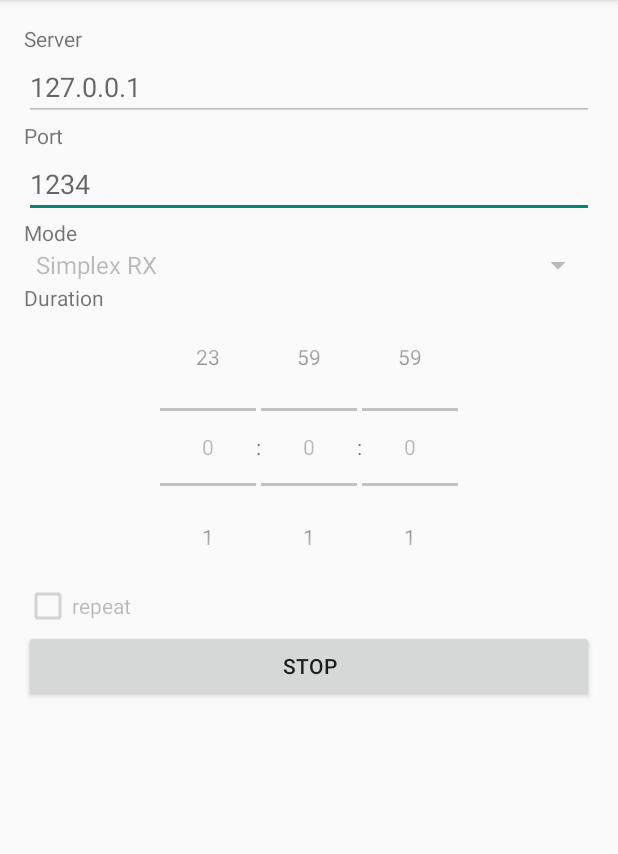
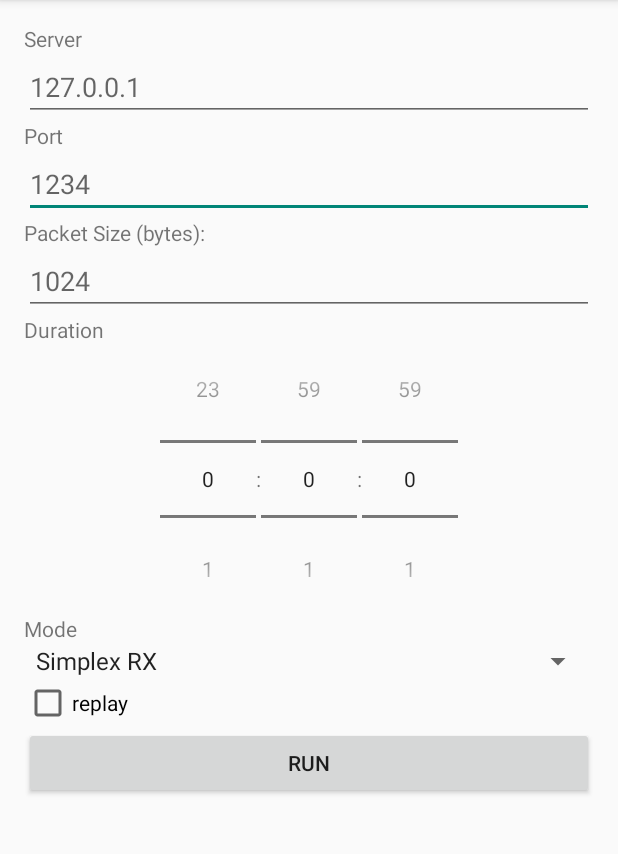
Before and after one commit to Miliox/droid_emc2, an Android app: the screen it shows after launch (MainActivity), after a tap on "RUN", on a phone screen of 412 x 824 dp, the part 84-938 px from its top. Run offline under Robolectric (Android 15) with nearby library versions, the phone set to English and light mode, and no system bars.

Commit message:
Reorganize UI of NetPlunger
Signed-off-by: Emiliano Firmino <emiliano.firmino@gmail.com>

```diff
--- a/apps/net-plunger/app/src/main/AndroidManifest.xml
+++ b/apps/net-plunger/app/src/main/AndroidManifest.xml
@@ -9,7 +9,8 @@
         android:theme="@style/AppTheme" >
         <activity
             android:name=".MainActivity"
-            android:label="@string/app_name" >
+            android:label="@string/app_name"
+            android:screenOrientation="portrait">
             <intent-filter>
                 <action android:name="android.intent.action.MAIN" />
                 <category android:name="android.intent.category.LAUNCHER" />
--- a/apps/net-plunger/app/src/main/java/br/ufpe/emilianofirmino/netplunger/MainActivity.java
+++ b/apps/net-plunger/app/src/main/java/br/ufpe/emilianofirmino/netplunger/MainActivity.java
@@ -16,15 +16,27 @@ import android.widget.Toast;
 import java.io.IOException;
 
 public class MainActivity extends ActionBarActivity {
-    private EditText urlField;
-    private EditText portField;
-    private Spinner  modeField;
+    private final String DEFAULT_URL  = "127.0.0.1";
+    private final int    DEFAULT_PORT = 1234;
+    private final int    DEFAULT_PACKET_SIZE = 1024;
 
-    private NumberPicker hourPicker;
-    private NumberPicker minutePicker;
-    private NumberPicker secondPicker;
+    private final int HOUR_TO_SECOND = 3600;
+    private final int MINUTE_TO_SECOND = 60;
 
-    private CheckBox enableRepeat;
+    private final int LAST_HOUR   = 23;
+    private final int LAST_MINUTE = 59;
+    private final int LAST_SECOND = 59;
+
+    private EditText urlInput;
+    private EditText portInput;
+    private EditText packetSizeInput;
+    private Spinner  transferOption;
+
+    private NumberPicker hourSelector;
+    private NumberPicker minuteSelector;
+    private NumberPicker secondSelector;
+
+    private CheckBox repeatCheckBox;
     private EditText repeatNumber;
     private EditText packetSepTime;
     private Button   runButton;
@@ -39,34 +51,34 @@ public class MainActivity extends ActionBarActivity {
     }
 
     private void initializeUiComponents() {
-        ArrayAdapter<CharSequence> testOptions =
-                ArrayAdapter.createFromResource(
+        this.urlInput        = (EditText)     findViewById(R.id.input_url);
+        this.portInput       = (EditText)     findViewById(R.id.input_port);
+        this.packetSizeInput = (EditText)     findViewById(R.id.input_packet_size);
+        this.transferOption  = (Spinner)      findViewById(R.id.input_test_mode);
+        this.hourSelector    = (NumberPicker) findViewById(R.id.input_duration_hour);
+        this.minuteSelector  = (NumberPicker) findViewById(R.id.input_duration_minute);
+        this.secondSelector  = (NumberPicker) findViewById(R.id.input_duration_second);
+        this.repeatCheckBox  = (CheckBox)     findViewById(R.id.checkbox_replay_test);
+        this.repeatNumber    = (EditText)     findViewById(R.id.input_replay_tries);
+        this.packetSepTime   = (EditText)     findViewById(R.id.input_replay_delay);
+        this.runButton       = (Button)       findViewById(R.id.button_run);
+
+        this.urlInput.setHint(DEFAULT_URL);
+        this.portInput.setHint(Integer.toString(DEFAULT_PORT));
+        this.packetSizeInput.setHint(Integer.toString(DEFAULT_PACKET_SIZE));
+
+        ArrayAdapter<CharSequence> testOptions = ArrayAdapter.createFromResource(
             this, R.array.stress_mode_array, android.R.layout.simple_spinner_item);
-        this.urlField      = (EditText)     findViewById(R.id.input_url);
-        this.portField     = (EditText)     findViewById(R.id.input_port);
-        this.modeField     = (Spinner)      findViewById(R.id.input_test_mode);
-        this.hourPicker    = (NumberPicker) findViewById(R.id.input_duration_hour);
-        this.minutePicker  = (NumberPicker) findViewById(R.id.input_duration_minute);
-        this.secondPicker  = (NumberPicker) findViewById(R.id.input_duration_second);
-        this.enableRepeat  = (CheckBox)     findViewById(R.id.checkbox_repeat_test);
-        this.repeatNumber  = (EditText)     findViewById(R.id.input_number_test_tries);
-        this.packetSepTime = (EditText)     findViewById(R.id.input_delay_between_tests);
-        this.runButton     = (Button)       findViewById(R.id.button_run);
+        this.transferOption.setAdapter(testOptions);
 
-        this.modeField.setAdapter(testOptions);
+        this.hourSelector.setMaxValue(LAST_HOUR);
+        this.minuteSelector.setMaxValue(LAST_MINUTE);
+        this.secondSelector.setMaxValue(LAST_SECOND);
 
-        this.hourPicker.setMinValue(0);
-        this.minutePicker.setMinValue(0);
-        this.secondPicker.setMinValue(0);
-
-        this.hourPicker.setMaxValue(23);
-        this.minutePicker.setMaxValue(59);
-        this.secondPicker.setMaxValue(59);
-
-        this.enableRepeat.setOnCheckedChangeListener(new CompoundButton.OnCheckedChangeListener() {
+        this.repeatCheckBox.setOnCheckedChangeListener(new CompoundButton.OnCheckedChangeListener() {
             @Override
             public void onCheckedChanged(CompoundButton buttonView, boolean isChecked) {
-                LinearLayout l = (LinearLayout) findViewById(R.id.repeat_field);
+                LinearLayout l = (LinearLayout) findViewById(R.id.replay_field);
                 l.setVisibility(isChecked ? View.VISIBLE : View.GONE);
             }
         });
@@ -78,29 +90,37 @@ public class MainActivity extends ActionBarActivity {
             String end = getString(R.string.stop_test);
 
             if (run.equals(runButton.getText())) {
-                    final String url = (urlField.length() > 0)
-                            ? urlField.getText().toString() : "127.0.0.1";
+                final String url = (urlInput.length() > 0)
+                    ? urlInput.getText().toString()
+                    : DEFAULT_URL;
 
-                    final int port = (portField.length() > 0)
-                            ? Integer.parseInt(portField.getText().toString()) : 1234;
+                final int port = (portInput.length() > 0)
+                    ? Integer.parseInt(portInput.getText().toString())
+                    : DEFAULT_PORT;
 
-                    long duration = (60 * 60) * hourPicker.getValue();
-                    duration += 60 * minutePicker.getValue();
-                    duration += secondPicker.getValue();
+                final int packetSize = (packetSizeInput.length() > 0)
+                    ? Integer.parseInt(packetSizeInput.getText().toString())
+                    : DEFAULT_PACKET_SIZE;
 
-                    int connType = modeField.getSelectedItemPosition();
+                long duration = hourSelector.getValue() * HOUR_TO_SECOND;
+                duration += minuteSelector.getValue() * MINUTE_TO_SECOND;
+                duration += secondSelector.getValue();
 
-                    int repeat = (enableRepeat.isChecked() && repeatNumber.length() > 0)
-                            ? Integer.parseInt(repeatNumber.getText().toString()) : 0;
+                int connType = transferOption.getSelectedItemPosition();
 
-                    int delay = (enableRepeat.isChecked() && packetSepTime.length() > 0)
-                            ? Integer.parseInt(packetSepTime.getText().toString()) : 0;
+                int repeat = (repeatCheckBox.isChecked() && repeatNumber.length() > 0)
+                    ? Integer.parseInt(repeatNumber.getText().toString())
+                    : 0;
+
+                int delay = (repeatCheckBox.isChecked() && packetSepTime.length() > 0)
+                    ? Integer.parseInt(packetSepTime.getText().toString())
+                    : 0;
 
                 String msg = "url:" + url;
                 msg += ",dur:" + duration;
                 msg += ",conn:" + connType;
 
-                    if (enableRepeat.isChecked()) {
+                if (repeatCheckBox.isChecked()) {
                     msg += ",r:" + repeat;
                     msg += ",d:" + delay;
                 }
@@ -108,41 +128,12 @@ public class MainActivity extends ActionBarActivity {
                 runButton.setText(end);
 
                 Toast.makeText(getApplicationContext(), msg, Toast.LENGTH_LONG).show();
-
-                    Runnable launchClient = new Runnable() {
-                        @Override
-                        public void run() {
-                            client = new PlungeClient(
-                                PlungeClient.StressMode.HALF_DUPLEX,
-                                url, port, 1024, 100);
-
-                            try {
-                                client.start();
-                            } catch (IOException e) {
-                                e.printStackTrace();
-                                final String msg = "Crashed: " + e.getMessage();
-                                runOnUiThread(
-                                    new Runnable() {
-                                        @Override
-                                        public void run() {
-                                            Toast.makeText(
-                                                getApplicationContext(),
-                                                msg,
-                                                Toast.LENGTH_LONG).show();
-                                        }
-                                    }
-                                );
-                            }
-                        }
-                    };
-
-                    new Thread(launchClient).start();
+                new Thread(new ClientLauncher(url, port, packetSize, duration)).start();
             }
             else if (end.equals(runButton.getText())) {
                 setUiComponentsEnabled(true);
                 runButton.setText(run);
-                    if (client != null)
-                    {
+                if (client != null) {
                     client.abort();
                 }
             }
@@ -151,13 +142,62 @@ public class MainActivity extends ActionBarActivity {
     }
 
     private void setUiComponentsEnabled(boolean enabled) {
-        urlField.setEnabled(enabled);
-        modeField.setEnabled(enabled);
-        hourPicker.setEnabled(enabled);
-        minutePicker.setEnabled(enabled);
-        secondPicker.setEnabled(enabled);
-        enableRepeat.setEnabled(enabled);
-        repeatNumber.setEnabled(enabled);
-        packetSepTime.setEnabled(enabled);
+        View views[] = {
+            urlInput,
+            transferOption,
+            hourSelector,
+            minuteSelector,
+            secondSelector,
+            repeatCheckBox,
+            repeatNumber,
+            packetSepTime
+        };
+
+        for (View v : views) {
+            v.setEnabled(enabled);
         }
     }
+
+    private class ClientLauncher implements Runnable {
+        private final String url;
+        private final int port;
+        private final int packet;
+        private final long duration;
+
+        public ClientLauncher(String url, int port, int packet, long duration) {
+            this.url = url;
+            this.port = port;
+            this.packet = packet;
+            this.duration = duration;
+        }
+
+        @Override
+        public void run() {
+            client = new PlungeClient(
+                PlungeClient.StressMode.FULL_DUPLEX, url, port, packet, duration);
+
+            boolean connected = false;
+            try {
+                client.start();
+                connected = true;
+            } catch (IOException e) {
+                e.printStackTrace();
+            }
+
+            final boolean isConnected = connected;
+            runOnUiThread(
+                new Runnable() {
+                    @Override
+                    public void run() {
+                    if (!isConnected) {
+                        setUiComponentsEnabled(true);
+                        runButton.setText(getString(R.string.execute_test));
+                    }
+                    String message = isConnected ? "Connection Success" : "Connection Failed";
+                    Toast.makeText(getApplicationContext(), message, Toast.LENGTH_LONG).show();
+                    }
+                }
+            );
+        }
+    };
+}
--- a/apps/net-plunger/app/src/main/java/br/ufpe/emilianofirmino/netplunger/PlungeClient.java
+++ b/apps/net-plunger/app/src/main/java/br/ufpe/emilianofirmino/netplunger/PlungeClient.java
@@ -62,7 +62,6 @@ public class PlungeClient {
                 readerLoop();
             }
         });
-
         this.writer = new Thread(new Runnable() {
             @Override
             public void run() {
--- a/apps/net-plunger/app/src/main/res/layout/activity_main.xml
+++ b/apps/net-plunger/app/src/main/res/layout/activity_main.xml
@@ -1,13 +1,19 @@
+<ScrollView
+    xmlns:android="http://schemas.android.com/apk/res/android"
+    android:paddingLeft="@dimen/activity_horizontal_margin"
+    android:paddingRight="@dimen/activity_horizontal_margin"
+    android:paddingTop="@dimen/activity_vertical_margin"
+    android:paddingBottom="@dimen/activity_vertical_margin"
+    android:layout_width="match_parent"
+    android:layout_height="match_parent">
+
 <LinearLayout xmlns:android="http://schemas.android.com/apk/res/android"
     xmlns:tools="http://schemas.android.com/tools"
     android:layout_width="match_parent"
     android:layout_height="match_parent"
-    android:paddingLeft="@dimen/activity_horizontal_margin"
     android:orientation="vertical"
     android:screenOrientation="portrait"
-    android:paddingRight="@dimen/activity_horizontal_margin"
-    android:paddingTop="@dimen/activity_vertical_margin"
-    android:paddingBottom="@dimen/activity_vertical_margin" tools:context=".MainActivity">
+    tools:context=".MainActivity">
 
     <!-- Url -->
     <TextView
@@ -37,25 +43,27 @@
         android:layout_width="fill_parent"
         android:layout_height="wrap_content" />
 
-    <!-- Stress Test Selector -->
+    <!-- Packet Size -->
     <TextView
-        android:labelFor="@+id/input_test_mode"
+        android:labelFor="@+id/input_packet_size"
         android:layout_width="fill_parent"
         android:layout_height="wrap_content"
-        android:text="@string/label_select_mode"/>
+        android:text="@string/label_insert_packet_size"/>
 
-    <Spinner
-        android:id="@+id/input_test_mode"
+    <EditText
+        android:id="@+id/input_packet_size"
+        android:hint="1024"
+        android:inputType="number"
         android:layout_width="fill_parent"
         android:layout_height="wrap_content" />
 
+    <!-- Test Duration -->
     <TextView
         android:labelFor="@+id/input_test_duration"
         android:layout_width="fill_parent"
         android:layout_height="wrap_content"
         android:text="@string/label_test_duration"/>
 
-    <!-- Test Duration -->
     <LinearLayout
         android:gravity="center"
         android:orientation="horizontal"
@@ -86,46 +94,64 @@
             android:layout_height="wrap_content"/>
     </LinearLayout>
 
+    <!-- Stress Test Selector -->
+    <TextView
+        android:labelFor="@+id/input_test_mode"
+        android:layout_width="fill_parent"
+        android:layout_height="wrap_content"
+        android:text="@string/label_select_mode"/>
+
+    <Spinner
+        android:id="@+id/input_test_mode"
+        android:layout_width="fill_parent"
+        android:layout_height="wrap_content" />
+
+    <!-- Replay Test -->
     <CheckBox
-        android:id="@+id/checkbox_repeat_test"
-        android:text="@string/checkbox_repeat_test"
+        android:id="@+id/checkbox_replay_test"
+        android:text="@string/checkbox_replay_test"
         android:layout_width="fill_parent"
         android:layout_height="wrap_content"/>
 
     <LinearLayout
-        android:id="@+id/repeat_field"
+        android:id="@+id/replay_field"
         android:visibility="gone"
         android:orientation="vertical"
         android:layout_width="fill_parent"
         android:layout_height="wrap_content">
+        <!-- Number of Test Repetitions -->
         <TextView
-            android:labelFor="@+id/input_number_test_tries"
+            android:labelFor="@+id/input_replay_tries"
             android:layout_width="fill_parent"
             android:layout_height="wrap_content"
             android:text="@string/label_number_test_tries"/>
 
         <EditText
-            android:id="@+id/input_number_test_tries"
+            android:id="@+id/input_replay_tries"
             android:inputType="number"
             android:layout_width="fill_parent"
             android:layout_height="wrap_content" />
 
+        <!-- Delay Between Tests -->
         <TextView
-            android:labelFor="@+id/input_delay_between_tests"
+            android:labelFor="@+id/input_replay_delay"
             android:layout_width="fill_parent"
             android:layout_height="wrap_content"
             android:text="@string/label_delay_between_tests"/>
 
         <EditText
-            android:id="@+id/input_delay_between_tests"
+            android:id="@+id/input_replay_delay"
             android:inputType="number"
             android:layout_width="fill_parent"
             android:layout_height="wrap_content" />
     </LinearLayout>
 
+    <!-- Execute Button -->
     <Button
         android:id="@+id/button_run"
         android:layout_width="fill_parent"
         android:layout_height="wrap_content"
         android:text="@string/execute_test" />
+
 </LinearLayout>
+</ScrollView>
--- a/apps/net-plunger/app/src/main/res/values/strings.xml
+++ b/apps/net-plunger/app/src/main/res/values/strings.xml
@@ -7,10 +7,11 @@
     <string name="label_insert_url">Server</string>
     <string name="label_select_mode">Mode</string>
     <string name="label_test_duration">Duration</string>
-    <string name="checkbox_repeat_test">repeat</string>
+    <string name="checkbox_replay_test">replay</string>
     <string name="label_number_test_tries">Number of tries:</string>
     <string name="label_insert_port">Port</string>
     <string name="label_delay_between_tests">Delay between tests (milliseconds):</string>
     <string name="execute_test">Run</string>
     <string name="stop_test">Stop</string>
+    <string name="label_insert_packet_size">Packet Size (bytes):</string>
 </resources>
```
Lines whose indentation alone changed are shown as unchanged.
